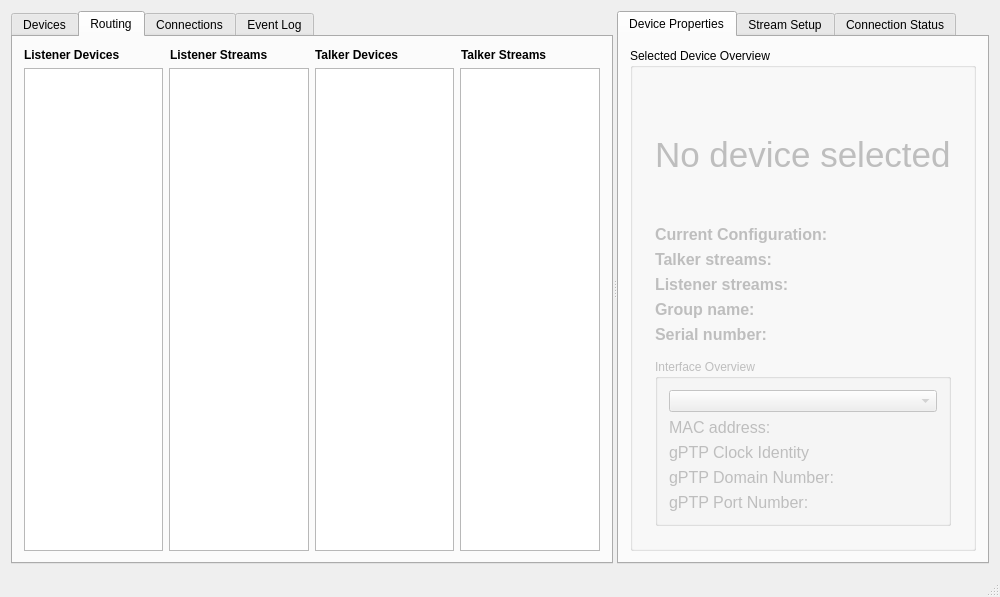
Old version of the form controller/app/gui/src/mainwindow.ui in the repository ajwlucas/avdecc-lib.
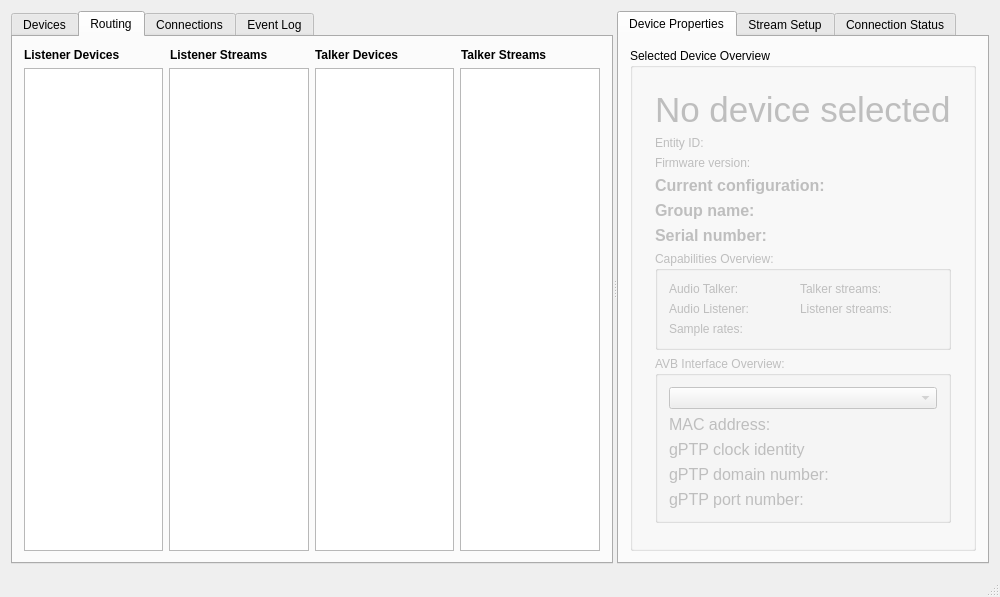
New version of the form. The open tabs and pages were chosen to show the change.

Commit message: More details on selected device overview pane

```diff
--- a/controller/app/gui/src/mainwindow.ui
+++ b/controller/app/gui/src/mainwindow.ui
@@ -288,6 +288,12 @@
            <property name="enabled">
             <bool>true</bool>
            </property>
+           <property name="sizePolicy">
+            <sizepolicy hsizetype="Preferred" vsizetype="Preferred">
+             <horstretch>0</horstretch>
+             <verstretch>0</verstretch>
+            </sizepolicy>
+           </property>
            <property name="title">
             <string>Selected Device Overview</string>
            </property>
@@ -297,6 +303,12 @@
               <property name="enabled">
                <bool>false</bool>
               </property>
+              <property name="sizePolicy">
+               <sizepolicy hsizetype="Preferred" vsizetype="Preferred">
+                <horstretch>0</horstretch>
+                <verstretch>0</verstretch>
+               </sizepolicy>
+              </property>
               <layout class="QVBoxLayout" name="verticalLayout_3">
                <item>
                 <widget class="QLabel" name="deviceTitle">
@@ -325,28 +337,14 @@
                   <set>Qt::AlignLeading|Qt::AlignLeft|Qt::AlignTop</set>
                  </property>
                  <item row="0" column="0">
-                  <widget class="QLabel" name="configuration_lbl">
-                   <property name="font">
-                    <font>
-                     <family>Lucida Grande</family>
-                     <pointsize>12</pointsize>
-                     <weight>75</weight>
-                     <bold>true</bold>
-                    </font>
-                   </property>
+                  <widget class="QLabel" name="entity_id_lbl">
                    <property name="text">
-                    <string>Current Configuration:</string>
+                    <string>Entity ID:</string>
                    </property>
                   </widget>
                  </item>
                  <item row="0" column="1">
-                  <widget class="QLabel" name="current_configuration">
-                   <property name="font">
-                    <font>
-                     <family>Lucida Grande</family>
-                     <pointsize>12</pointsize>
-                    </font>
-                   </property>
+                  <widget class="QLabel" name="entity_id">
                    <property name="text">
                     <string/>
                    </property>
@@ -356,28 +354,14 @@
                   </widget>
                  </item>
                  <item row="1" column="0">
-                  <widget class="QLabel" name="talker_streams_lbl">
-                   <property name="font">
-                    <font>
-                     <family>Lucida Grande</family>
-                     <pointsize>12</pointsize>
-                     <weight>75</weight>
-                     <bold>true</bold>
-                    </font>
-                   </property>
+                  <widget class="QLabel" name="firmware_version_lbl">
                    <property name="text">
-                    <string>Talker streams:</string>
+                    <string>Firmware version:</string>
                    </property>
                   </widget>
                  </item>
                  <item row="1" column="1">
-                  <widget class="QLabel" name="talker_streams">
-                   <property name="font">
-                    <font>
-                     <family>Lucida Grande</family>
-                     <pointsize>12</pointsize>
-                    </font>
-                   </property>
+                  <widget class="QLabel" name="firmware_version">
                    <property name="text">
                     <string/>
                    </property>
@@ -387,7 +371,7 @@
                   </widget>
                  </item>
                  <item row="2" column="0">
-                  <widget class="QLabel" name="listener_streams_lbl">
+                  <widget class="QLabel" name="configuration_lbl">
                    <property name="font">
                     <font>
                      <family>Lucida Grande</family>
@@ -397,12 +381,12 @@
                     </font>
                    </property>
                    <property name="text">
-                    <string>Listener streams:</string>
+                    <string>Current configuration:</string>
                    </property>
                   </widget>
                  </item>
                  <item row="2" column="1">
-                  <widget class="QLabel" name="listener_streams">
+                  <widget class="QLabel" name="current_configuration">
                    <property name="font">
                     <font>
                      <family>Lucida Grande</family>
@@ -481,10 +465,93 @@
                  </item>
                 </layout>
                </item>
+               <item>
+                <widget class="QGroupBox" name="groupBox_6">
+                 <property name="title">
+                  <string>Capabilities Overview:</string>
+                 </property>
+                 <layout class="QVBoxLayout" name="verticalLayout_12">
+                  <item>
+                   <layout class="QGridLayout" name="gridLayout_2">
+                    <item row="1" column="0">
+                     <widget class="QLabel" name="listener_capable_lbl">
+                      <property name="text">
+                       <string>Audio Listener:</string>
+                      </property>
+                     </widget>
+                    </item>
+                    <item row="1" column="3">
+                     <widget class="QLabel" name="listener_streams">
+                      <property name="text">
+                       <string/>
+                      </property>
+                     </widget>
+                    </item>
+                    <item row="0" column="0">
+                     <widget class="QLabel" name="talker_capable_lbl">
+                      <property name="text">
+                       <string>Audio Talker:</string>
+                      </property>
+                     </widget>
+                    </item>
+                    <item row="0" column="1">
+                     <widget class="QLabel" name="talker_capable">
+                      <property name="text">
+                       <string/>
+                      </property>
+                     </widget>
+                    </item>
+                    <item row="1" column="2">
+                     <widget class="QLabel" name="listener_streams_lbl">
+                      <property name="text">
+                       <string>Listener streams:</string>
+                      </property>
+                     </widget>
+                    </item>
+                    <item row="0" column="2">
+                     <widget class="QLabel" name="talker_streams_lbl">
+                      <property name="text">
+                       <string>Talker streams:</string>
+                      </property>
+                     </widget>
+                    </item>
+                    <item row="2" column="0">
+                     <widget class="QLabel" name="sample_rates_lbl">
+                      <property name="text">
+                       <string>Sample rates:</string>
+                      </property>
+                     </widget>
+                    </item>
+                    <item row="2" column="1">
+                     <widget class="QLabel" name="sample_rates">
+                      <property name="text">
+                       <string/>
+                      </property>
+                     </widget>
+                    </item>
+                    <item row="1" column="1">
+                     <widget class="QLabel" name="listener_capable">
+                      <property name="text">
+                       <string/>
+                      </property>
+                     </widget>
+                    </item>
+                    <item row="0" column="3">
+                     <widget class="QLabel" name="talker_streams">
+                      <property name="text">
+                       <string/>
+                      </property>
+                     </widget>
+                    </item>
+                   </layout>
+                  </item>
+                 </layout>
+                </widget>
+               </item>
                <item>
                 <widget class="QGroupBox" name="interfaceOverview">
                  <property name="title">
-                  <string>Interface Overview</string>
+                  <string>AVB Interface Overview:</string>
                  </property>
                  <layout class="QVBoxLayout" name="verticalLayout_10">
                   <item>
@@ -515,7 +582,7 @@
                        </font>
                       </property>
                       <property name="text">
-                       <string>gPTP Clock Identity</string>
+                       <string>gPTP clock identity</string>
                       </property>
                      </widget>
                     </item>
@@ -527,7 +594,7 @@
                        </font>
                       </property>
                       <property name="text">
-                       <string>gPTP Domain Number:</string>
+                       <string>gPTP domain number:</string>
                       </property>
                      </widget>
                     </item>
@@ -539,7 +606,35 @@
                        </font>
                       </property>
                       <property name="text">
-                       <string>gPTP Port Number:</string>
+                       <string>gPTP port number:</string>
+                      </property>
+                     </widget>
+                    </item>
+                    <item row="1" column="1">
+                     <widget class="QLabel" name="mac_address">
+                      <property name="text">
+                       <string/>
+                      </property>
+                     </widget>
+                    </item>
+                    <item row="2" column="1">
+                     <widget class="QLabel" name="gptp_clock_identity">
+                      <property name="text">
+                       <string/>
+                      </property>
+                     </widget>
+                    </item>
+                    <item row="3" column="1">
+                     <widget class="QLabel" name="gptp_domain_number">
+                      <property name="text">
+                       <string/>
+                      </property>
+                     </widget>
+                    </item>
+                    <item row="4" column="1">
+                     <widget class="QLabel" name="gptp_port_number">
+                      <property name="text">
+                       <string/>
                       </property>
                      </widget>
                     </item>
@@ -548,6 +643,19 @@
                  </layout>
                 </widget>
                </item>
+               <item>
+                <spacer name="verticalSpacer">
+                 <property name="orientation">
+                  <enum>Qt::Vertical</enum>
+                 </property>
+                 <property name="sizeHint" stdset="0">
+                  <size>
+                   <width>20</width>
+                   <height>40</height>
+                  </size>
+                 </property>
+                </spacer>
+               </item>
               </layout>
              </widget>
             </item>
```
Left out of the diff: 138 changed lines with no effect on the pictures. The commit also changes 2 other files.
